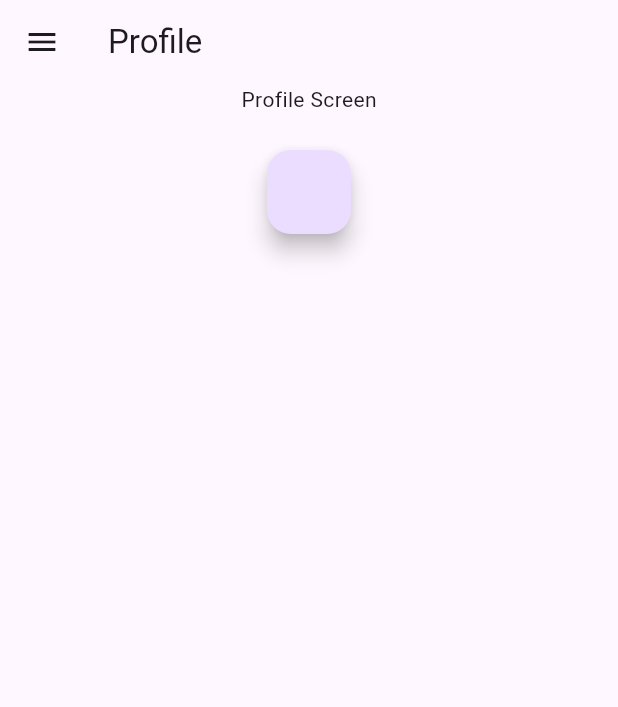
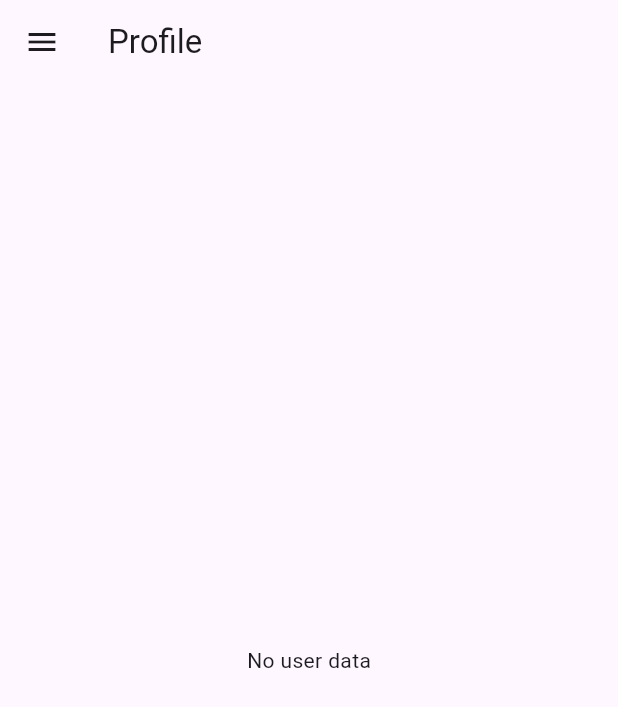
Before and after one commit to TaranSingh-111/examplify, a Flutter app: the ProfileScreen screen opened by its route, on a phone screen of 412 x 824 dp. Shown: the top 707 px of the screen. Run offline on Flutter 3.47's test engine with Material 3 defaults, Android fonts, the light colour scheme and no system bars; our stand-ins replace cloud_firestore, equatable, firebase_auth, flutter_bloc, flutter_dotenv, flutter_secure_storage and 1 more; accounts and stored records are empty.

Commit message:
Added Profile Screen

```diff
--- a/lib/features/profile/profile_screen.dart
+++ b/lib/features/profile/profile_screen.dart
@@ -1,6 +1,7 @@
 import 'package:examplify/core/utils/app_drawer.dart';
 import 'package:examplify/features/auth/bloc/auth_bloc.dart';
 import 'package:examplify/features/auth/bloc/auth_event.dart';
+import 'package:examplify/features/auth/bloc/auth_state.dart';
 import 'package:flutter/material.dart';
 import 'package:flutter_bloc/flutter_bloc.dart';
 
@@ -10,20 +11,122 @@ class ProfileScreen extends StatelessWidget {
   @override
   Widget build(BuildContext context) {
     return Scaffold(
-      appBar: AppBar(title: const Text('Profile'),),
-      drawer: AppDrawer(),
-      body: Column(
-        children: [
-          const Center(
-            child: Text('Profile Screen')
-          ),
-          const SizedBox( height: 24,),
+      appBar: AppBar(title: const Text('Profile')),
+      drawer: const AppDrawer(),
+      body: BlocBuilder<AuthBloc, AuthState>(
+        builder: (context, state) {
+          final user = state.user;
 
-          FloatingActionButton(
-              onPressed:() => context.read<AuthBloc>().add(LogoutEvent())
-          )
-        ],
-      )
+          if (user == null) {
+            return const Center(child: Text('No user data'));
+          }
+
+          return SingleChildScrollView(
+            padding: const EdgeInsets.all(20),
+            child: Column(
+              crossAxisAlignment: CrossAxisAlignment.start,
+              children: [
+                const SizedBox(height: 12),
+
+                /// 👤 Avatar + Name
+                Center(
+                  child: Column(
+                    children: [
+                      const CircleAvatar(
+                        radius: 40,
+                        child: Icon(Icons.person, size: 40),
+                      ),
+                      const SizedBox(height: 12),
+                      Text(
+                        user.name,
+                        style: const TextStyle(
+                          fontSize: 22,
+                          fontWeight: FontWeight.bold,
+                        ),
+                      ),
+                      Text(
+                        user.role,
+                        style: const TextStyle(color: Colors.grey),
+                      ),
+                    ],
+                  ),
+                ),
+
+                const SizedBox(height: 32),
+
+                /// 📋 Info Card
+                Card(
+                  shape: RoundedRectangleBorder(
+                    borderRadius: BorderRadius.circular(16),
+                  ),
+                  child: Padding(
+                    padding: const EdgeInsets.all(16),
+                    child: Column(
+                      children: [
+                        _InfoTile(
+                          label: 'Name',
+                          value: user.name,
+                          icon: Icons.person_outline,
+                        ),
+                        _InfoTile(
+                          label: 'Role',
+                          value: user.role,
+                          icon: Icons.badge_outlined,
+                        ),
+                        _InfoTile(
+                          label: 'Token',
+                          value: '${user.token.substring(0, 12)}...',
+                          icon: Icons.key_outlined,
+                        ),
+                      ],
+                    ),
+                  ),
+                ),
+
+                const SizedBox(height: 40),
+
+                /// 🚪 Logout Button
+                SizedBox(
+                  width: double.infinity,
+                  height: 48,
+                  child: ElevatedButton.icon(
+                    onPressed: () {
+                      context.read<AuthBloc>().add(LogoutEvent());
+                    },
+                    icon: const Icon(Icons.logout),
+                    label: const Text('Logout'),
+                    style: ElevatedButton.styleFrom(
+                      backgroundColor: Colors.red,
+                    ),
+                  ),
+                ),
+              ],
+            ),
+          );
+        },
+      ),
     );
   }
 }
+
+class _InfoTile extends StatelessWidget {
+  final String label;
+  final String value;
+  final IconData icon;
+
+  const _InfoTile({
+    required this.label,
+    required this.value,
+    required this.icon,
+  });
+
+  @override
+  Widget build(BuildContext context) {
+    return ListTile(
+      contentPadding: EdgeInsets.zero,
+      leading: Icon(icon),
+      title: Text(label),
+      subtitle: Text(value),
+    );
+  }
+}
```
Also changed, not shown: pubspec.lock.
